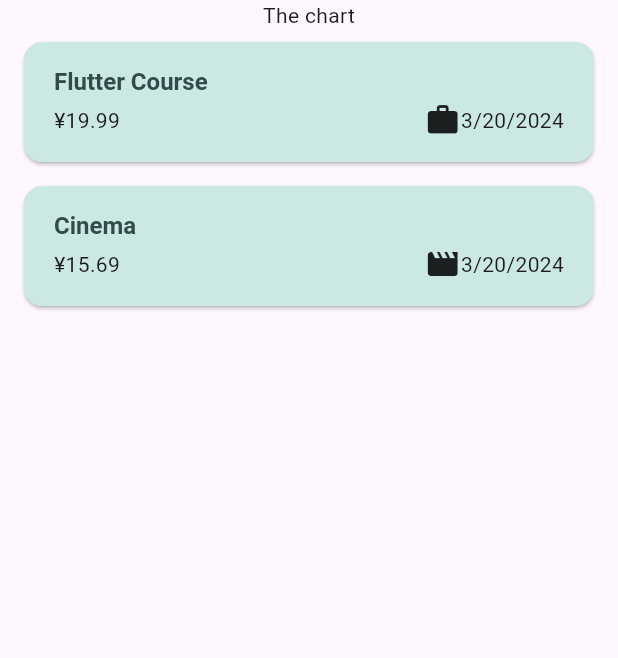
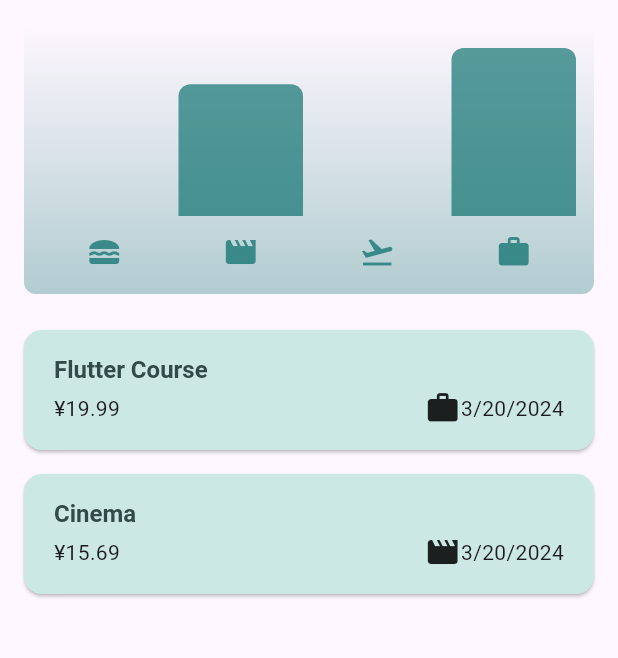
Before and after one commit to yuki-325/expense_tracker, a Flutter app: the screen it shows after launch, on a phone screen of 412 x 824 dp, the part 84-742 px from its top. Run offline on Flutter 3.47's test engine with Material 3 defaults, Android fonts, the phone set to English and light mode, and no system bars; our stand-ins replace logger.

Commit message:
[add] chart

```diff
--- a/lib/expenses.dart
+++ b/lib/expenses.dart
@@ -1,6 +1,7 @@
 import 'package:expense_tracker/logger/logger_factory.dart';
 import 'package:expense_tracker/models/expense.dart';
 import 'package:expense_tracker/new_expense.dart';
+import 'package:expense_tracker/widget/chart/chart.dart';
 import 'package:expense_tracker/widget/expenses_list/expenses_list.dart';
 import 'package:flutter/material.dart';
 import 'package:logger/logger.dart';
@@ -52,7 +53,7 @@ class _ExpensesState extends State<Expenses> {
       ),
       body: Column(
         children: [
-          const Text("The chart"),
+          Chart(expenses: _registeredExpenses),
           Expanded(
             child: mainContent,
           )
--- a/lib/models/expense_bucket.dart
+++ b/lib/models/expense_bucket.dart
@@ -9,6 +9,11 @@ class ExpenseBucket {
     required this.expenses,
   });
 
+  ExpenseBucket.forCategory(List<Expense> allExpenses, this.category)
+      : expenses = allExpenses
+            .where((element) => element.category == category)
+            .toList();
+
   double get totalExpenses => expenses.fold(
       0.0, (previousValue, element) => previousValue + element.amount);
 }
--- /dev/null
+++ b/lib/widget/chart/chart.dart
@@ -0,0 +1,95 @@
+import 'package:expense_tracker/models/expense.dart';
+import 'package:expense_tracker/models/expense_bucket.dart';
+import 'package:expense_tracker/widget/chart/chart_bar.dart';
+import 'package:flutter/material.dart';
+
+class Chart extends StatelessWidget {
+  const Chart({super.key, required this.expenses});
+
+  final List<Expense> expenses;
+
+  List<ExpenseBucket> get buckets {
+    return [
+      ExpenseBucket.forCategory(expenses, Category.food),
+      ExpenseBucket.forCategory(expenses, Category.leisure),
+      ExpenseBucket.forCategory(expenses, Category.travel),
+      ExpenseBucket.forCategory(expenses, Category.work),
+    ];
+  }
+
+  double get maxTotalExpense {
+    double maxTotalExpense = 0;
+
+    for (final bucket in buckets) {
+      if (bucket.totalExpenses > maxTotalExpense) {
+        maxTotalExpense = bucket.totalExpenses;
+      }
+    }
+
+    return maxTotalExpense;
+  }
+
+  @override
+  Widget build(BuildContext context) {
+    final isDarkMode =
+        MediaQuery.of(context).platformBrightness == Brightness.dark;
+    return Container(
+      margin: const EdgeInsets.all(16),
+      padding: const EdgeInsets.symmetric(
+        vertical: 16,
+        horizontal: 8,
+      ),
+      width: double.infinity,
+      height: 180,
+      decoration: BoxDecoration(
+        borderRadius: BorderRadius.circular(8),
+        gradient: LinearGradient(
+          colors: [
+            Theme.of(context).colorScheme.primary.withOpacity(0.3),
+            Theme.of(context).colorScheme.primary.withOpacity(0.0)
+          ],
+          begin: Alignment.bottomCenter,
+          end: Alignment.topCenter,
+        ),
+      ),
+      child: Column(
+        children: [
+          Expanded(
+            child: Row(
+              crossAxisAlignment: CrossAxisAlignment.end,
+              children: [
+                for (final bucket in buckets) // alternative to map()
+                  ChartBar(
+                    fill: bucket.totalExpenses == 0
+                        ? 0
+                        : bucket.totalExpenses / maxTotalExpense,
+                  )
+              ],
+            ),
+          ),
+          const SizedBox(height: 12),
+          Row(
+            children: buckets
+                .map(
+                  (bucket) => Expanded(
+                    child: Padding(
+                      padding: const EdgeInsets.symmetric(horizontal: 4),
+                      child: Icon(
+                        categoryIcons[bucket.category],
+                        color: isDarkMode
+                            ? Theme.of(context).colorScheme.secondary
+                            : Theme.of(context)
+                                .colorScheme
+                                .primary
+                                .withOpacity(0.7),
+                      ),
+                    ),
+                  ),
+                )
+                .toList(),
+          )
+        ],
+      ),
+    );
+  }
+}
--- /dev/null
+++ b/lib/widget/chart/chart_bar.dart
@@ -0,0 +1,34 @@
+import 'package:flutter/material.dart';
+
+class ChartBar extends StatelessWidget {
+  const ChartBar({
+    super.key,
+    required this.fill,
+  });
+
+  final double fill;
+
+  @override
+  Widget build(BuildContext context) {
+    final isDarkMode =
+        MediaQuery.of(context).platformBrightness == Brightness.dark;
+    return Expanded(
+      child: Padding(
+        padding: const EdgeInsets.symmetric(horizontal: 4),
+        child: FractionallySizedBox(
+          heightFactor: fill,
+          child: DecoratedBox(
+            decoration: BoxDecoration(
+              shape: BoxShape.rectangle,
+              borderRadius:
+                  const BorderRadius.vertical(top: Radius.circular(8)),
+              color: isDarkMode
+                  ? Theme.of(context).colorScheme.secondary
+                  : Theme.of(context).colorScheme.primary.withOpacity(0.65),
+            ),
+          ),
+        ),
+      ),
+    );
+  }
+}
```
